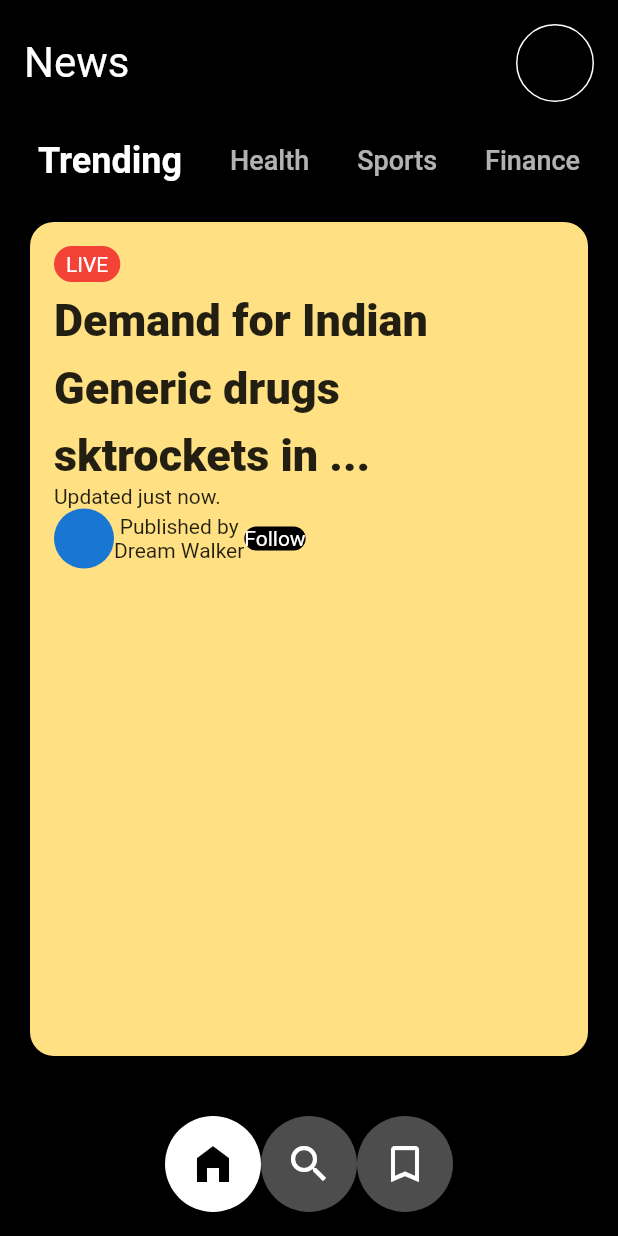
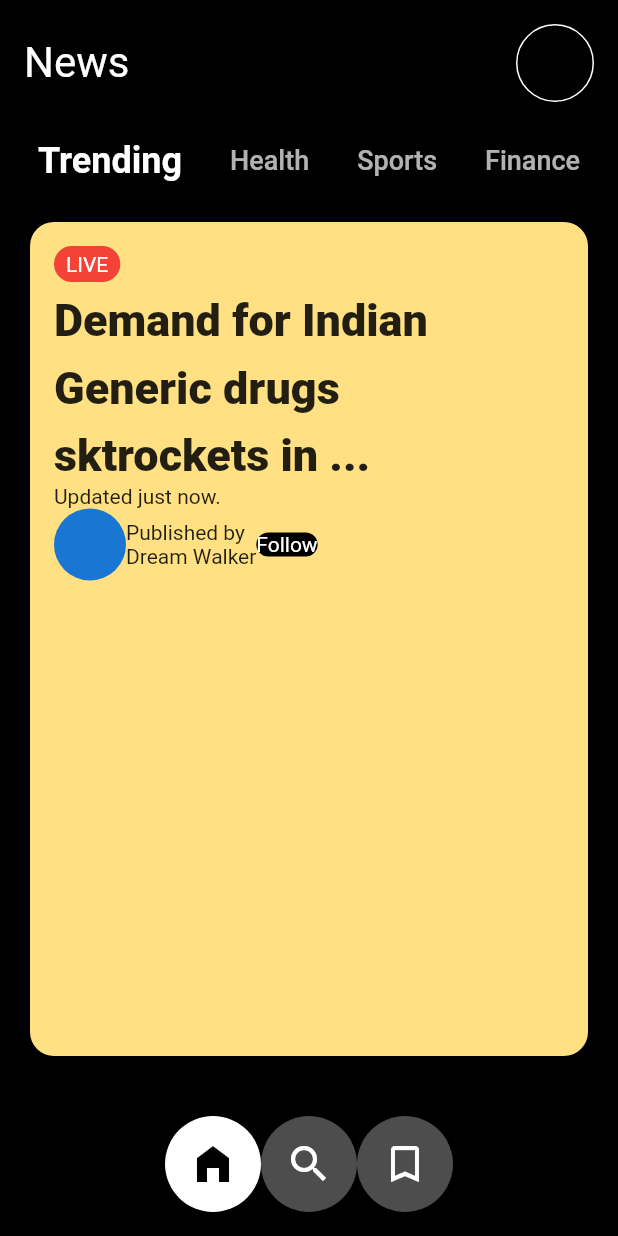
Before and after one commit to JAICHANGPARK/flutter_notebook_chapter_24, a Flutter app: the screen it shows after launch, on a phone screen of 412 x 824 dp. Run offline on Flutter 3.47's test engine with Material 2 defaults, Android fonts, the phone set to English and light mode, and no system bars; our stand-ins replace flutter_riverpod, freezed_annotation, go_router, google_fonts, ionicons, percent_indicator; missing offline and left inert: crypto_font_icons.

Commit message:
Update new_app_2_main_page.dart

```diff
--- a/lib/ep1399_news_app/view/new_app_2_main_page.dart
+++ b/lib/ep1399_news_app/view/new_app_2_main_page.dart
@@ -116,8 +116,11 @@ class _NewsApp2MainPageState extends State<NewsApp2MainPage> {
                                     Text("Updated just now."),
                                     Row(
                                       children: [
-                                        CircleAvatar(),
+                                        CircleAvatar(
+                                          radius: 24,
+                                        ),
                                         Column(
+                                          crossAxisAlignment: CrossAxisAlignment.start,
                                           children: [
                                             Text("Published by"),
                                             Text("Dream Walker"),
```
